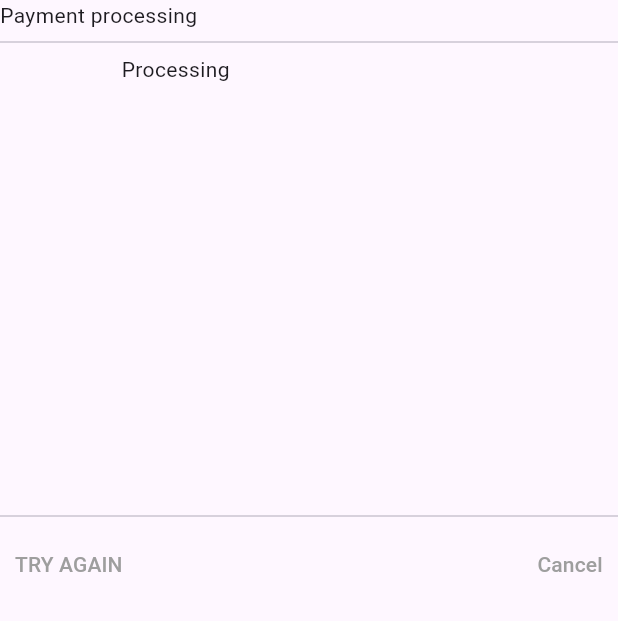
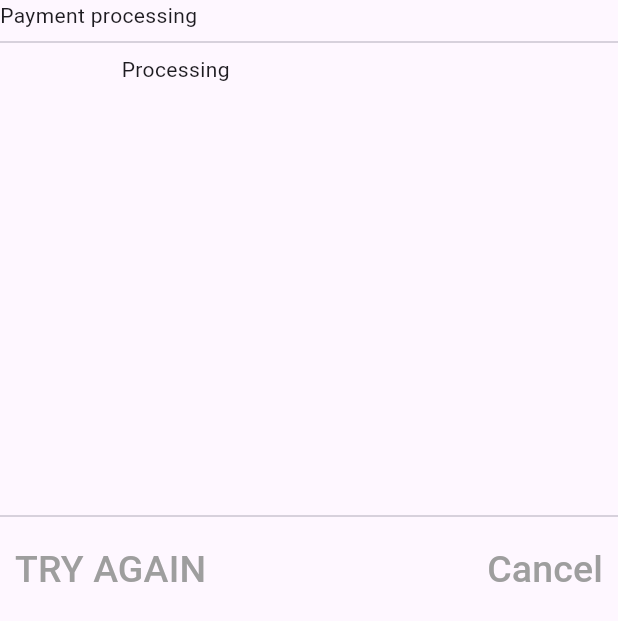
Before and after one commit to ginilabuk/donation_flutter, a Flutter app: the PaymentProcessPopupWidget widget shown alone on an empty page, opened directly with empty values, on a phone screen of 412 x 824 dp. Shown: the top 621 px of the screen. Run offline on Flutter 3.47's test engine with Material 2 defaults, Android fonts, the phone set to English and light mode, and no system bars; our stand-ins replace dio, flutter_animate, get_it, shared_preferences; missing offline and left inert: dart:ffi; accounts and stored records are empty.

Commit message:
added timer for popup and fixed font size

```diff
--- a/lib/views/widgets/payments/payment_process_popup_widget.dart
+++ b/lib/views/widgets/payments/payment_process_popup_widget.dart
@@ -214,8 +214,10 @@ class _PaymentProcessPopupWidgetState extends State<PaymentProcessPopupWidget> {
                   ),
                   child: Text(
                     'Try again'.toUpperCase(),
-                    style:
-                        TextStyle(color: isBusy ? Colors.grey : Colors.green),
+                    style: TextStyle(
+                      color: isBusy ? Colors.grey : Colors.green,
+                      fontSize: 25,
+                    ),
                   )),
               TextButton(
                 autofocus: true,
@@ -238,7 +240,10 @@ class _PaymentProcessPopupWidgetState extends State<PaymentProcessPopupWidget> {
                 ),
                 child: Text(
                   'Cancel',
-                  style: TextStyle(color: isBusy ? Colors.grey : Colors.green),
+                  style: TextStyle(
+                    color: isBusy ? Colors.grey : Colors.green,
+                    fontSize: 25,
+                  ),
                 ),
               ),
             ],
```
Also changed, not shown: lib/views/home/home_screen.dart (+9 -0 lines), lib/views/widgets/popups/popups.dart (+8 -2 lines).
